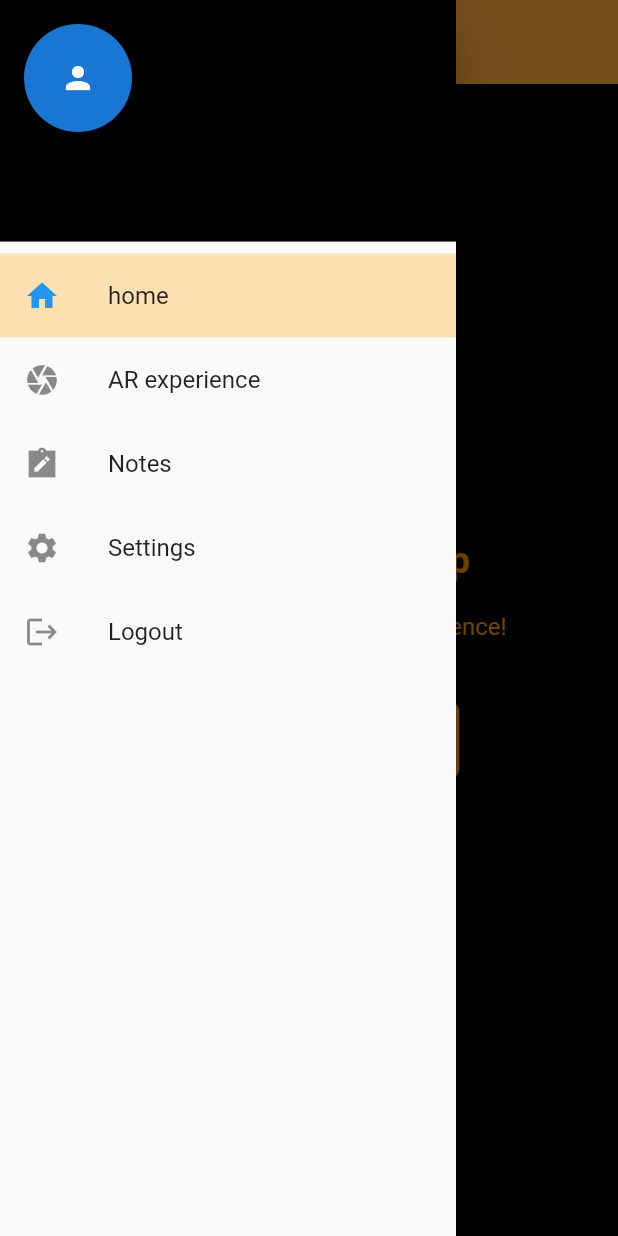
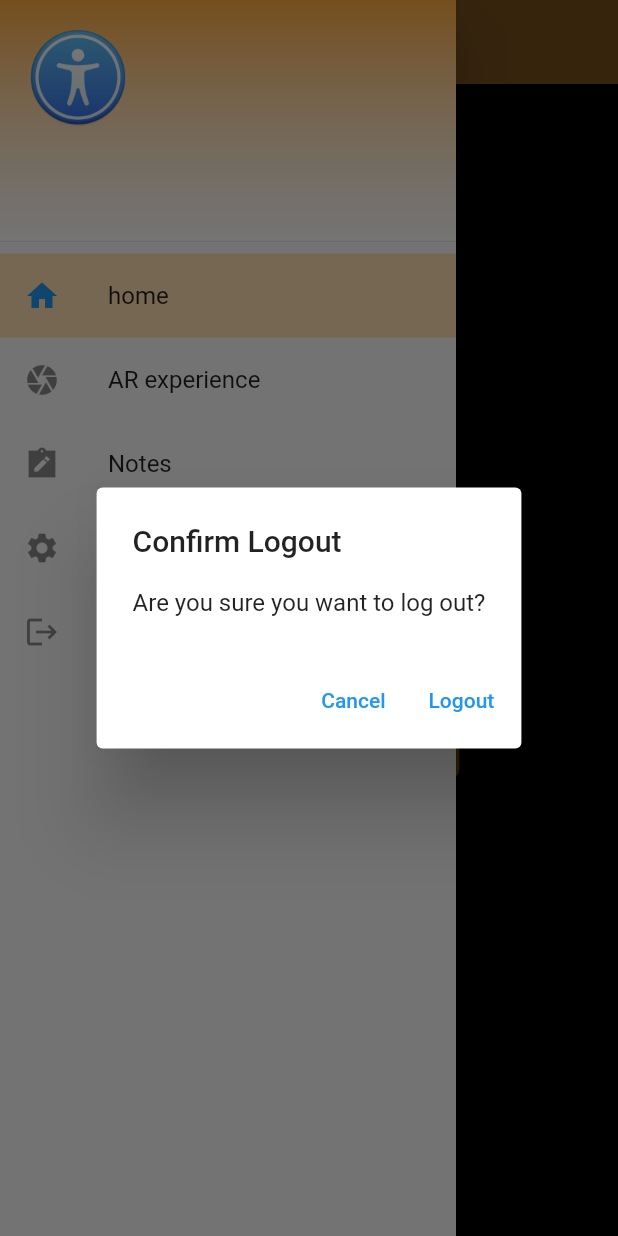
Before and after one commit to bayrem999/Flutter-Firebase-SignIn, a Flutter app: the screen it shows once a user with an empty profile is signed in, in the side drawer, after a tap on "Logout", on a phone screen of 412 x 824 dp. Run offline on Flutter 3.47's test engine with Material 2 defaults, Android fonts, the phone set to English and light mode, and no system bars; our stand-ins replace animated_splash_screen, cloud_firestore, firebase_auth, firebase_core, flutter_tts, google_sign_in and 3 more; missing offline and left inert: arcore_flutter_plugin, color_blindness, object_3d; accounts and stored records are empty; generated files the repository leaves out were written again.

Commit message:
logout & google signIn & UI change

```diff
--- a/lib/screens/Authentification/sign_in.dart
+++ b/lib/screens/Authentification/sign_in.dart
@@ -157,7 +157,7 @@ class _SignInState extends State<SignIn> {
     child: Column(
     crossAxisAlignment: CrossAxisAlignment.start,
     children: <Widget>[
-    const SizedBox(height: 80,),
+    const SizedBox(height: 10,),
     const Padding(
     padding: EdgeInsets.all(20),
 
@@ -175,7 +175,7 @@ class _SignInState extends State<SignIn> {
 
 
     ),
-    const SizedBox(height: 20),
+    const SizedBox(height: 10),
     Expanded(
     child: Container(
     decoration: const BoxDecoration(
@@ -184,12 +184,11 @@ class _SignInState extends State<SignIn> {
     ),
 
 
-      child: SingleChildScrollView(
       child: Padding(
         padding: const EdgeInsets.all(30),
         child: Column(
           children: <Widget>[
-              const SizedBox(height: 60,),
+            const SizedBox(height: 20,),
              Container(
               decoration: BoxDecoration(
                   color: Colors.white,
@@ -216,10 +215,10 @@ class _SignInState extends State<SignIn> {
                           decoration: const InputDecoration(
                               hintText: "Email",
                               hintStyle: TextStyle(color: Colors.grey),
-                                border: InputBorder.none
+                              border: InputBorder.none,
                           ),
+                          keyboardType: TextInputType.emailAddress,
                           validator: (val) => val!.isEmpty ? 'enter an email ' : null,
-
                           onChanged: (val) {
                             setState(() => email = val);
                           },
@@ -240,6 +239,7 @@ class _SignInState extends State<SignIn> {
                               hintStyle: const TextStyle(color: Colors.grey),
                               border: InputBorder.none
                           ),
+                          keyboardType: TextInputType.number,
                           validator: (val) => val!.length < 6 ? 'password too short ' : null,
                           obscureText: true,
                           onChanged: (val) {
@@ -264,7 +264,7 @@ class _SignInState extends State<SignIn> {
 
                 },
                 child:  Text(AppLocalizations.of(context)!.forgotPassword , style: const TextStyle(color: Colors.blue,fontWeight: FontWeight.bold,) ,)),
-              const SizedBox(height: 40,),
+            const SizedBox(height: 35,),
              Container(
               height: 50,
               margin: const EdgeInsets.symmetric(horizontal: 50),
@@ -280,14 +280,10 @@ class _SignInState extends State<SignIn> {
                         dynamic result = await _auth.signinWithEmailAndPassword(email, password);
 
                         if(result == null)
-
                         {
                           setState(() => error = 'Wrong credentials ' );
-
                         }
-
                       }
-
                     },
                     child: const Text("Login", style: TextStyle(color: Colors.white, fontWeight: FontWeight.bold),)),
               ),
@@ -299,9 +295,9 @@ class _SignInState extends State<SignIn> {
             },  child:  Text(AppLocalizations.of(context)!.youdonthaveanAccount) ),
 
 
-              const SizedBox(height: 30,),
+            const SizedBox(height: 10,),
               Text(AppLocalizations.of(context)!.continuewithsocialmedia, style: const TextStyle(color: Colors.grey),),
-              const SizedBox(height: 30,),
+            const SizedBox(height: 10,),
             Row(
               children: <Widget>[
                 Expanded(
@@ -316,7 +312,7 @@ class _SignInState extends State<SignIn> {
                     ),
                   ),
                 ),
-                  const SizedBox(width: 30,),
+                const SizedBox(width: 10,),
                 Expanded(
                   child:  Container(
 
@@ -341,7 +337,6 @@ class _SignInState extends State<SignIn> {
           ],
         ),
       ),
-      ),
 
         ),
     ),
--- a/lib/screens/Home/AR.dart
+++ b/lib/screens/Home/AR.dart
@@ -61,12 +61,13 @@ class _ARState extends State<AR> {
   }
   @override
   Widget build(BuildContext context) {
-
+    var appState = Provider.of<AppState>(context);
     return Scaffold(
       appBar: AppBar(
         backgroundColor: Colors.orangeAccent,
         title: Text(""),
       ),
+       drawer: customDrawer(appState.selectedIndex, selectedPlanet: null,),
       body: ArCoreView(
         onArCoreViewCreated: _onArViewCreated,
         enableTapRecognizer: true,
--- a/lib/screens/Home/CustomDrawer.dart
+++ b/lib/screens/Home/CustomDrawer.dart
@@ -54,13 +54,18 @@ class _customDrawerState extends State<customDrawer> {
             accountEmail: Text(' ${user?.email ?? "N/A"}',  style: Theme.of(context).textTheme.bodyMedium?.copyWith(
                 fontFamily: _fontx.getFontFamilyFromAppFont(Provider.of<AppState>(context).selectedFont),
                 fontSize: Provider.of<AppState>(context).fontSize ),),
-            currentAccountPicture: const CircleAvatar(
-              child: Icon(Icons.person),
+            currentAccountPicture: Center(
+              child: Image.asset(
+                'assets/images/accessibility.png', // Replace with your image path
+                width: 64.0, // Adjust the width as needed
+                height: 64.0, // Adjust the height as needed
+                alignment: Alignment.center,
+              ),
             ),
             decoration: BoxDecoration(
               color: Colors.orange.shade700,
               gradient: const LinearGradient(
-                colors: [Colors.black, Colors.black],
+                colors: [Colors.orangeAccent, Colors.white54],
                 begin: Alignment.topCenter,
                 end: Alignment.bottomCenter,
               ),
@@ -149,9 +154,31 @@ class _customDrawerState extends State<customDrawer> {
                       fontFamily: _fontx.getFontFamilyFromAppFont(Provider.of<AppState>(context).selectedFont),
                       fontSize: Provider.of<AppState>(context).fontSize )),
                   onTap: () async {
-                    await _auth.signOut();
+                    // Show a confirmation dialog
+                    bool confirmLogout = await showDialog(
+                      context: context,
+                      builder: (context) => AlertDialog(
+                        title: Text('Confirm Logout'),
+                        content: Text('Are you sure you want to log out?'),
+                        actions: [
+                          TextButton(
+                            onPressed: () => Navigator.pop(context, false), // Cancel
+                            child: Text('Cancel'),
+                          ),
+                          TextButton(
+                            onPressed: () => Navigator.pop(context, true), // Confirm
+                            child: Text('Logout'),
+                          ),
+                        ],
+                      ),
+                    );
 
+                    // If the user confirmed, log out
+                    if (confirmLogout == true) {
+                      await _auth.signOut();
+                    }
                   },
+
 
                 ),
               )
--- a/lib/screens/Home/Settings.dart
+++ b/lib/screens/Home/Settings.dart
@@ -5,6 +5,8 @@ import 'AppState.dart';
 import 'package:flutter_gen/gen_l10n/app_localizations.dart';
 import 'package:sign_in/Models/Font.dart';
 import 'package:sign_in/Theme/theme.dart';
+
+import 'CustomDrawer.dart';
 
 
 
@@ -43,6 +45,7 @@ class _SettingsPageState extends State<SettingsPage> {
 
 
       ),
+      drawer: customDrawer(appState.selectedIndex, selectedPlanet: null,),
       body: Semantics(
         label:  AppLocalizations.of(context)!.settings,
 
--- a/lib/screens/Home/notes.dart
+++ b/lib/screens/Home/notes.dart
@@ -10,6 +10,8 @@ import '../../Services/noteS.dart';
 import '../Notes/NoteCard.dart';
 import 'package:sign_in/screens/Home/Settings.dart';
 import 'package:sign_in/Theme/theme.dart';
+
+import 'CustomDrawer.dart';
 
 class notes extends StatefulWidget {
   const notes({super.key});
@@ -37,12 +39,11 @@ class _notesState extends State<notes> {
 
   @override
   Widget build(BuildContext context) {
+    var appState = Provider.of<AppState>(context);
     return Scaffold(
       appBar: AppBar(
-        leading: BackButton(
-          color: Colors.white,
-        ),
-        backgroundColor: Colors.orangeAccent,
+        backgroundColor:  Colors.orangeAccent,
+
         title: Text(
 
           AppLocalizations.of(context)!.notes, style: Theme.of(context).textTheme.bodyMedium?.copyWith(
@@ -50,6 +51,7 @@ class _notesState extends State<notes> {
           fontSize: Provider.of<AppState>(context).fontSize,
         ),),
       ),
+      drawer: customDrawer(appState.selectedIndex, selectedPlanet: null,),
       body: FutureBuilder<List<Note>>(
         future: _note.getNotesForCurrentUser(),
         builder: (context, snapshot) {
```
Lines whose indentation alone changed are shown as unchanged.
